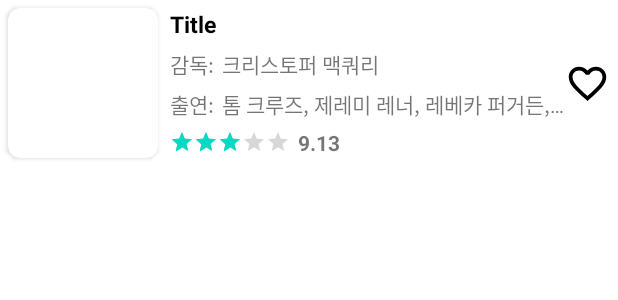
After one commit to blucky8649/MovieSearchApp, an Android app: the layout item_product.xml on its own in the app's theme, with its tools: preview values and no code run, on a phone screen of 412 x 824 dp. The commit adds this screen. Shown: the top 300 px of the screen. Run offline under Robolectric (Android 15) with nearby library versions, the phone set to English and light mode, and no system bars.

Commit message:
FEAT: 프래그먼트 생성

```diff
--- a/app/src/main/AndroidManifest.xml
+++ b/app/src/main/AndroidManifest.xml
@@ -11,7 +11,7 @@
         android:supportsRtl="true"
         android:theme="@style/Theme.MovieSearchApp">
         <activity
-            android:name=".MainActivity"
+            android:name=".presenter.MainActivity"
             android:exported="true">
             <intent-filter>
                 <action android:name="android.intent.action.MAIN" />
--- a/app/src/main/java/com/example/moviesearchapp/MainActivity.kt
+++ b/app/src/main/java/com/example/moviesearchapp/presenter/MainActivity.kt
@@ -1,7 +1,8 @@
-package com.example.moviesearchapp
+package com.example.moviesearchapp.presenter
 
 import androidx.appcompat.app.AppCompatActivity
 import android.os.Bundle
+import com.example.moviesearchapp.R
 
 class MainActivity : AppCompatActivity() {
     override fun onCreate(savedInstanceState: Bundle?) {
--- /dev/null
+++ b/app/src/main/res/drawable-v24/ic_baseline_favorite_24_red.xml
@@ -0,0 +1,10 @@
+<vector xmlns:android="http://schemas.android.com/apk/res/android"
+    android:width="24dp"
+    android:height="24dp"
+    android:viewportWidth="24"
+    android:viewportHeight="24"
+    android:tint="@color/red">
+  <path
+      android:fillColor="@android:color/white"
+      android:pathData="M12,21.35l-1.45,-1.32C5.4,15.36 2,12.28 2,8.5 2,5.42 4.42,3 7.5,3c1.74,0 3.41,0.81 4.5,2.09C13.09,3.81 14.76,3 16.5,3 19.58,3 22,5.42 22,8.5c0,3.78 -3.4,6.86 -8.55,11.54L12,21.35z"/>
+</vector>
--- /dev/null
+++ b/app/src/main/res/drawable-v24/ic_baseline_favorite_border_24.xml
@@ -0,0 +1,10 @@
+<vector xmlns:android="http://schemas.android.com/apk/res/android"
+    android:width="24dp"
+    android:height="24dp"
+    android:viewportWidth="24"
+    android:viewportHeight="24"
+    android:tint="@color/black">
+  <path
+      android:fillColor="@android:color/white"
+      android:pathData="M16.5,3c-1.74,0 -3.41,0.81 -4.5,2.09C10.91,3.81 9.24,3 7.5,3 4.42,3 2,5.42 2,8.5c0,3.78 3.4,6.86 8.55,11.54L12,21.35l1.45,-1.32C18.6,15.36 22,12.28 22,8.5 22,5.42 19.58,3 16.5,3zM12.1,18.55l-0.1,0.1 -0.1,-0.1C7.14,14.24 4,11.39 4,8.5 4,6.5 5.5,5 7.5,5c1.54,0 3.04,0.99 3.57,2.36h1.87C13.46,5.99 14.96,5 16.5,5c2,0 3.5,1.5 3.5,3.5 0,2.89 -3.14,5.74 -7.9,10.05z"/>
+</vector>
--- /dev/null
+++ b/app/src/main/res/drawable-v24/toggle_selector.xml
@@ -0,0 +1,9 @@
+<?xml version="1.0" encoding="utf-8"?>
+<selector xmlns:android="http://schemas.android.com/apk/res/android">
+    <item
+        android:drawable="@drawable/ic_baseline_favorite_border_24"
+        android:state_checked="false"/>
+    <item
+        android:drawable="@drawable/ic_baseline_favorite_24_red"
+        android:state_checked="true"/>
+</selector>
--- /dev/null
+++ b/app/src/main/res/layout/item_product.xml
@@ -0,0 +1,144 @@
+<?xml version="1.0" encoding="utf-8"?>
+<androidx.constraintlayout.widget.ConstraintLayout xmlns:android="http://schemas.android.com/apk/res/android"
+    xmlns:app="http://schemas.android.com/apk/res-auto"
+    xmlns:tools="http://schemas.android.com/tools"
+    android:layout_width="match_parent"
+    android:layout_height="wrap_content"
+    android:background="?android:attr/selectableItemBackground"
+    android:clickable="true"
+    android:focusable="true">
+
+    <androidx.cardview.widget.CardView
+        android:id="@+id/cardView"
+        android:layout_margin="5dp"
+        android:layout_width="100dp"
+        android:layout_height="100dp"
+        app:cardCornerRadius="8dp"
+        app:layout_constraintBottom_toBottomOf="parent"
+        app:layout_constraintStart_toStartOf="parent"
+        app:layout_constraintTop_toTopOf="parent">
+
+        <ImageView
+            android:id="@+id/ivProductImage"
+            android:layout_width="match_parent"
+            android:layout_height="match_parent"/>
+    </androidx.cardview.widget.CardView>
+
+    <LinearLayout
+        android:id="@+id/linearLayout"
+        android:layout_width="0dp"
+        android:layout_height="0dp"
+        android:gravity="center_vertical"
+        android:orientation="vertical"
+        app:layout_constraintBottom_toBottomOf="parent"
+        app:layout_constraintEnd_toStartOf="@+id/constraintLayout"
+        app:layout_constraintStart_toEndOf="@+id/cardView"
+        app:layout_constraintTop_toTopOf="parent">
+
+        <TextView
+            android:id="@+id/tvHotelName"
+            android:layout_width="wrap_content"
+            android:layout_height="wrap_content"
+            android:layout_marginStart="8dp"
+            android:textSize="15sp"
+            android:textStyle="bold"
+            android:textColor="@color/black"
+            android:ellipsize="end"
+            android:maxLines="1"
+            android:layout_marginBottom="5dp"
+            android:text="Title" />
+
+        <LinearLayout
+            android:layout_width="match_parent"
+            android:layout_height="wrap_content"
+            android:layout_marginStart="8dp"
+            android:layout_marginBottom="5dp"
+            android:orientation="horizontal">
+
+            <TextView
+                android:layout_width="wrap_content"
+                android:layout_height="wrap_content"
+                android:paddingEnd="5dp"
+                android:text="감독:" />
+
+            <TextView
+                android:id="@+id/tvDirectiors"
+                android:layout_width="wrap_content"
+                android:layout_height="wrap_content"
+                android:layout_weight="1"
+                android:ellipsize="end"
+                android:maxLines="1"
+                tools:text="크리스토퍼 맥쿼리" />
+        </LinearLayout>
+
+        <LinearLayout
+            android:layout_width="match_parent"
+            android:layout_height="wrap_content"
+            android:layout_marginStart="8dp"
+            android:layout_marginBottom="5dp"
+            android:orientation="horizontal">
+
+            <TextView
+                android:layout_width="wrap_content"
+                android:layout_height="wrap_content"
+                android:paddingEnd="5dp"
+                android:text="출연:" />
+
+            <TextView
+                android:id="@+id/tvCurrentDateTime"
+                android:layout_width="wrap_content"
+                android:layout_height="wrap_content"
+                android:ellipsize="end"
+                android:maxLines="1"
+                tools:text="톰 크루즈, 제레미 레너, 레베카 퍼거든, 아만다 사이프리드" />
+        </LinearLayout>
+
+        <LinearLayout
+            android:layout_width="wrap_content"
+            android:layout_height="wrap_content"
+            android:gravity="center"
+            android:layout_marginStart="8dp"
+            android:orientation="horizontal">
+
+            <RatingBar
+                android:id="@+id/ratingbarSmall"
+                style="@style/Widget.AppCompat.RatingBar.Small"
+                android:layout_width="wrap_content"
+                android:layout_height="wrap_content"
+                android:numStars="5"
+                android:rating="3" />
+
+            <TextView
+                android:id="@+id/tvRatingScore"
+                android:layout_width="wrap_content"
+                android:layout_height="wrap_content"
+                android:layout_weight="1"
+                android:layout_marginStart="5dp"
+                android:textStyle="bold"
+                tools:text = "9.13"/>
+        </LinearLayout>
+
+    </LinearLayout>
+
+    <androidx.constraintlayout.widget.ConstraintLayout
+        android:id="@+id/constraintLayout"
+        android:layout_width="wrap_content"
+        android:layout_height="match_parent"
+        android:layout_marginEnd="5dp"
+        app:layout_constraintBottom_toBottomOf="parent"
+        app:layout_constraintEnd_toEndOf="parent"
+        app:layout_constraintTop_toTopOf="parent">
+
+        <ToggleButton
+            android:id="@+id/btnLike"
+            android:layout_width="30dp"
+            android:layout_height="30dp"
+            android:background="@drawable/toggle_selector"
+            android:textOff=""
+            android:textOn=""
+            app:layout_constraintBottom_toBottomOf="parent"
+            app:layout_constraintEnd_toEndOf="parent"
+            app:layout_constraintTop_toTopOf="parent" />
+    </androidx.constraintlayout.widget.ConstraintLayout>
+
+</androidx.constraintlayout.widget.ConstraintLayout>
--- /dev/null
+++ b/app/src/main/res/navigation/movie_nav_graph.xml
@@ -0,0 +1,6 @@
+<?xml version="1.0" encoding="utf-8"?>
+<navigation xmlns:android="http://schemas.android.com/apk/res/android"
+    xmlns:app="http://schemas.android.com/apk/res-auto"
+    android:id="@+id/movie_nav_graph">
+
+</navigation>
```
Also changed, not shown: app/src/main/java/com/example/moviesearchapp/presenter/MovieDetailFragment/MovieDetailFragment.kt (added, +26 -0 lines), app/src/main/java/com/example/moviesearchapp/presenter/MovieFavoriteFragment/MovieFavoriteFragment.kt (added, +26 -0 lines), app/src/main/java/com/example/moviesearchapp/presenter/MovieListFragment/MovieListFragment.kt (added, +26 -0 lines), app/src/main/res/drawable-v24/ic_baseline_favorite_24.xml (added, +10 -0 lines), app/src/main/res/layout/activity_main.xml (+18 -8 lines), app/src/main/res/layout/fragment_movie_list.xml (added, +48 -0 lines).
